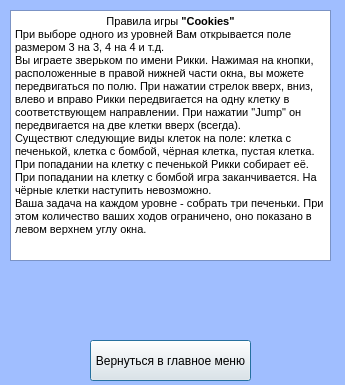
This is cookies/cookies/toolswindow.ui in ddzhambekova/dzhambekova_d_o as Qt 5 draws it before an edit. The edited form follows.
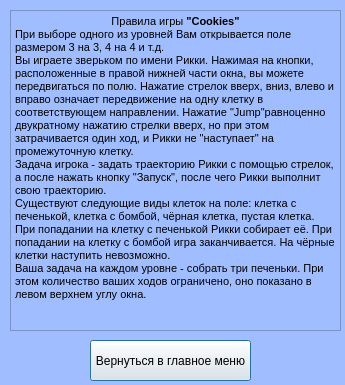
This is the edited form. Icons and pictures are not drawn.

What changed in the file:
```diff
--- a/cookies/cookies/toolswindow.ui
+++ b/cookies/cookies/toolswindow.ui
@@ -99,10 +99,47 @@
     <rect>
      <x>10</x>
      <y>10</y>
-     <width>321</width>
-     <height>251</height>
+     <width>331</width>
+     <height>321</height>
     </rect>
    </property>
+   <property name="palette">
+    <palette>
+     <active>
+      <colorrole role="Base">
+       <brush brushstyle="SolidPattern">
+        <color alpha="255">
+         <red>160</red>
+         <green>190</green>
+         <blue>255</blue>
+        </color>
+       </brush>
+      </colorrole>
+     </active>
+     <inactive>
+      <colorrole role="Base">
+       <brush brushstyle="SolidPattern">
+        <color alpha="255">
+         <red>160</red>
+         <green>190</green>
+         <blue>255</blue>
+        </color>
+       </brush>
+      </colorrole>
+     </inactive>
+     <disabled>
+      <colorrole role="Base">
+       <brush brushstyle="SolidPattern">
+        <color alpha="255">
+         <red>160</red>
+         <green>190</green>
+         <blue>255</blue>
+        </color>
+       </brush>
+      </colorrole>
+     </disabled>
+    </palette>
+   </property>
    <property name="html">
     <string>&lt;!DOCTYPE HTML PUBLIC &quot;-//W3C//DTD HTML 4.0//EN&quot; &quot;http://www.w3.org/TR/REC-html40/strict.dtd&quot;&gt;
 &lt;html&gt;&lt;head&gt;&lt;meta name=&quot;qrichtext&quot; content=&quot;1&quot; /&gt;&lt;style type=&quot;text/css&quot;&gt;
@@ -110,8 +147,9 @@
 &lt;/style&gt;&lt;/head&gt;&lt;body style=&quot; font-family:'MS Shell Dlg 2'; font-size:8.25pt; font-weight:400; font-style:normal;&quot;&gt;
 &lt;p align=&quot;center&quot; style=&quot; margin-top:0px; margin-bottom:0px; margin-left:0px; margin-right:0px; -qt-block-indent:0; text-indent:0px;&quot;&gt;Правила игры &lt;span style=&quot; font-weight:600;&quot;&gt;&amp;quot;Cookies&amp;quot;&lt;/span&gt;&lt;/p&gt;
 &lt;p style=&quot; margin-top:0px; margin-bottom:0px; margin-left:0px; margin-right:0px; -qt-block-indent:0; text-indent:0px;&quot;&gt;При выборе одного из уровней Вам открывается поле размером 3 на 3, 4 на 4 и т.д.&lt;/p&gt;
-&lt;p style=&quot; margin-top:0px; margin-bottom:0px; margin-left:0px; margin-right:0px; -qt-block-indent:0; text-indent:0px;&quot;&gt;Вы играете зверьком по имени Рикки. Нажимая на кнопки, расположенные в правой нижней части окна, вы можете передвигаться по полю. При нажатии стрелок вверх, вниз, влево и вправо Рикки передвигается на одну клетку в соответствующем направлении. При нажатии &amp;quot;Jump&amp;quot; он передвигается на две клетки вверх (всегда).&lt;/p&gt;
-&lt;p style=&quot; margin-top:0px; margin-bottom:0px; margin-left:0px; margin-right:0px; -qt-block-indent:0; text-indent:0px;&quot;&gt;Существют следующие виды клеток на поле: клетка с печенькой, клетка с бомбой, чёрная клетка, пустая клетка. При попадании на клетку с печенькой Рикки собирает её. При попадании на клетку с бомбой игра заканчивается. На чёрные клетки наступить невозможно.&lt;/p&gt;
+&lt;p style=&quot; margin-top:0px; margin-bottom:0px; margin-left:0px; margin-right:0px; -qt-block-indent:0; text-indent:0px;&quot;&gt;Вы играете зверьком по имени Рикки. Нажимая на кнопки, расположенные в правой нижней части окна, вы можете передвигаться по полю. Нажатие стрелок вверх, вниз, влево и вправо означает передвижение на одну клетку в соответствующем направлении. Нажатие &amp;quot;Jump&amp;quot;равноценно двукратному нажатию стрелки вверх, но при этом затрачивается один ход, и Рикки не &amp;quot;наступает&amp;quot; на промежуточную клетку.&lt;/p&gt;
+&lt;p style=&quot; margin-top:0px; margin-bottom:0px; margin-left:0px; margin-right:0px; -qt-block-indent:0; text-indent:0px;&quot;&gt;Задача игрока - задать траекторию Рикки с помощью стрелок, а после нажать кнопку &amp;quot;Запуск&amp;quot;, после чего Рикки выполнит свою траекторию.&lt;/p&gt;
+&lt;p style=&quot; margin-top:0px; margin-bottom:0px; margin-left:0px; margin-right:0px; -qt-block-indent:0; text-indent:0px;&quot;&gt;Существуют следующие виды клеток на поле: клетка с печенькой, клетка с бомбой, чёрная клетка, пустая клетка. При попадании на клетку с печенькой Рикки собирает её. При попадании на клетку с бомбой игра заканчивается. На чёрные клетки наступить невозможно.&lt;/p&gt;
 &lt;p style=&quot; margin-top:0px; margin-bottom:0px; margin-left:0px; margin-right:0px; -qt-block-indent:0; text-indent:0px;&quot;&gt;Ваша задача на каждом уровне - собрать три печеньки. При этом количество ваших ходов ограничено, оно показано в левом верхнем углу окна.&lt;/p&gt;&lt;/body&gt;&lt;/html&gt;</string>
    </property>
   </widget>
```
